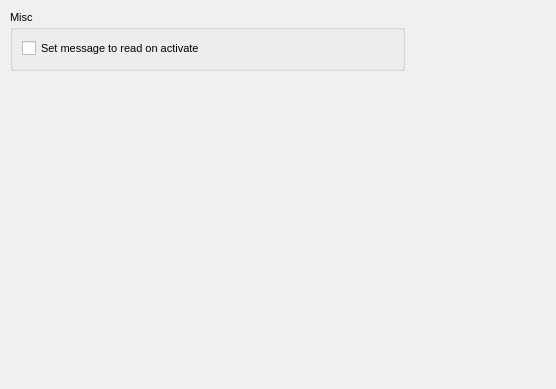
This is retroshare-gui/src/gui/settings/MessagePage.ui in RetroShare/RetroShare as Qt 5 draws it before an edit. The edited form follows.
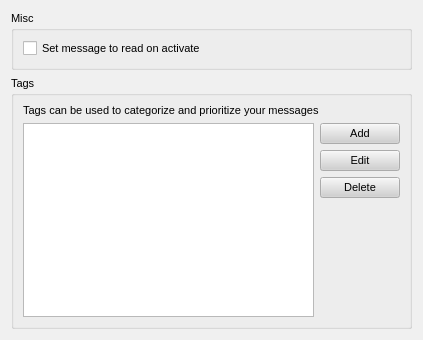
This is the edited form.

Commit message:
tag feature in MessagesDialog its disabled until the msgId is static
uncomment the define STATIC_MSGID in MessagesDialog.h for testing

```diff
--- a/retroshare-gui/src/gui/settings/MessagePage.ui
+++ b/retroshare-gui/src/gui/settings/MessagePage.ui
@@ -6,8 +6,8 @@
    <rect>
     <x>0</x>
     <y>0</y>
-    <width>556</width>
-    <height>389</height>
+    <width>423</width>
+    <height>340</height>
    </rect>
   </property>
   <property name="sizePolicy">
@@ -499,15 +499,9 @@
   <property name="contextMenuPolicy">
    <enum>Qt::NoContextMenu</enum>
   </property>
+  <layout class="QGridLayout" name="gridLayout_3">
+   <item row="0" column="0">
   <widget class="QGroupBox" name="groupBox">
-   <property name="geometry">
-    <rect>
-     <x>10</x>
-     <y>10</y>
-     <width>395</width>
-     <height>61</height>
-    </rect>
-   </property>
    <property name="title">
     <string>Misc</string>
    </property>
@@ -521,6 +515,61 @@
     </item>
    </layout>
   </widget>
+   </item>
+   <item row="1" column="0">
+    <widget class="QGroupBox" name="groupBox_2">
+     <property name="title">
+      <string>Tags</string>
+     </property>
+     <layout class="QGridLayout" name="gridLayout">
+      <item row="0" column="0" colspan="2">
+       <widget class="QLabel" name="label">
+        <property name="text">
+         <string>Tags can be used to categorize and prioritize your messages</string>
+        </property>
+       </widget>
+      </item>
+      <item row="1" column="0" rowspan="4">
+       <widget class="QListWidget" name="tags_listWidget"/>
+      </item>
+      <item row="1" column="1">
+       <widget class="QPushButton" name="addpushButton">
+        <property name="text">
+         <string>Add</string>
+        </property>
+       </widget>
+      </item>
+      <item row="2" column="1">
+       <widget class="QPushButton" name="editpushButton">
+        <property name="text">
+         <string>Edit</string>
+        </property>
+       </widget>
+      </item>
+      <item row="3" column="1">
+       <widget class="QPushButton" name="deletepushButton">
+        <property name="text">
+         <string>Delete</string>
+        </property>
+       </widget>
+      </item>
+      <item row="4" column="1">
+       <spacer name="verticalSpacer">
+        <property name="orientation">
+         <enum>Qt::Vertical</enum>
+        </property>
+        <property name="sizeHint" stdset="0">
+         <size>
+          <width>38</width>
+          <height>116</height>
+         </size>
+        </property>
+       </spacer>
+      </item>
+     </layout>
+    </widget>
+   </item>
+  </layout>
  </widget>
  <resources/>
  <connections/>
```
Lines whose indentation alone changed are shown as unchanged. The commit also changes 10 other files.
